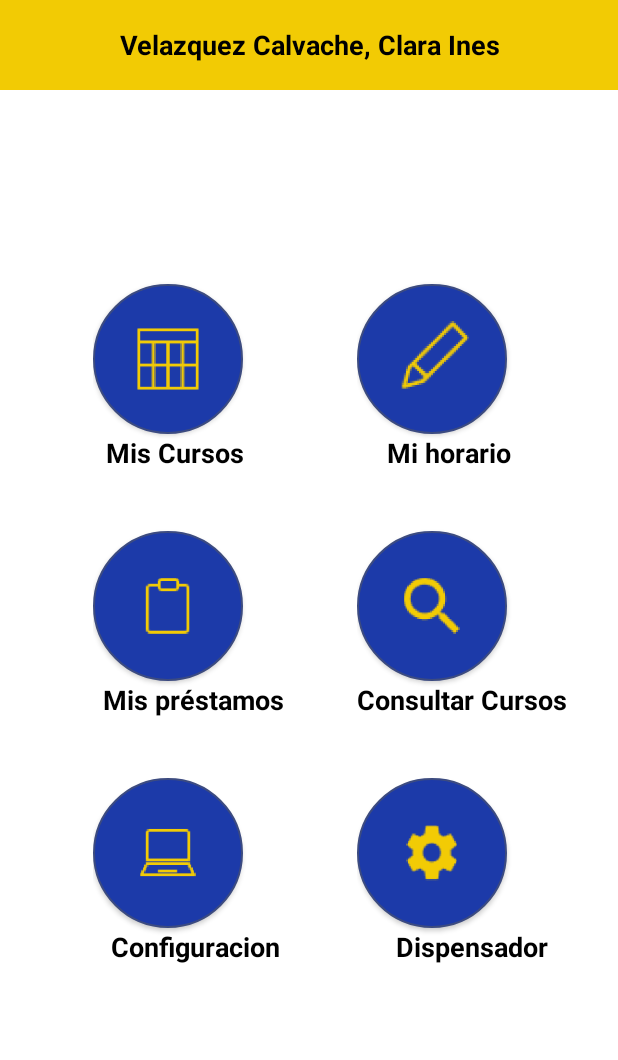
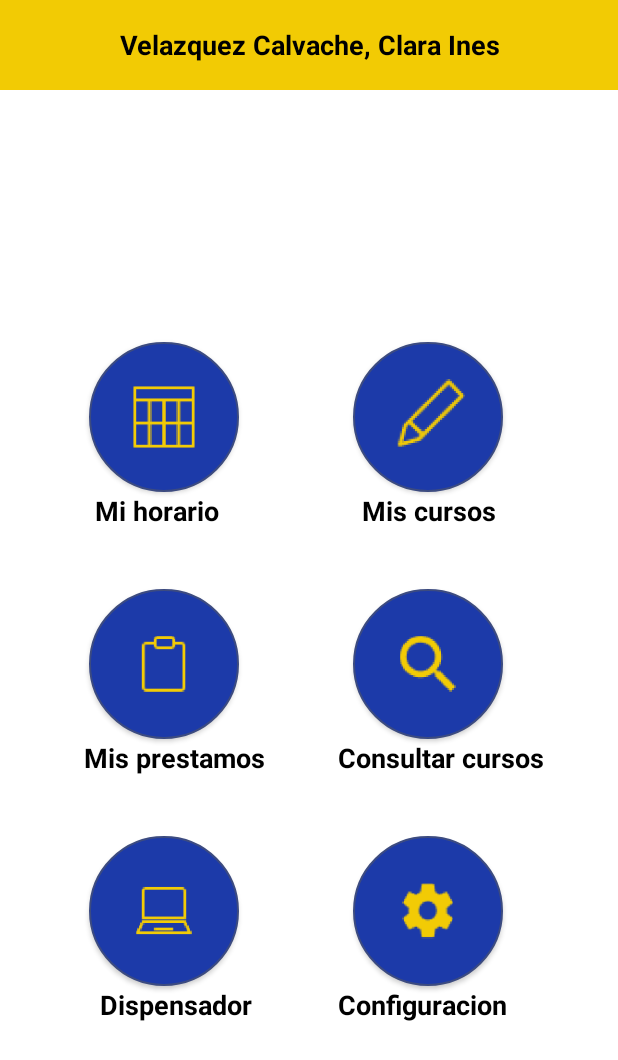
Before and after one commit to juanprog97/Moviles, an Android app: the MainActivity screen opened directly, with no data from a screen before it, on a phone screen of 412 x 824 dp. Shown: the top 1060 px of the screen. Run offline under Robolectric (Android 15) with nearby library versions, the phone set to English and light mode, and no system bars; network calls fail; 4 statements that could not run were skipped.

Commit message:
cambio de interfaz

```diff
--- a/Proyect/app/src/main/java/com/example/aplicacionmoviluniversidad/Controladores/login_Activity.kt
+++ b/Proyect/app/src/main/java/com/example/aplicacionmoviluniversidad/Controladores/login_Activity.kt
@@ -10,13 +10,13 @@ import android.widget.TextView
 import android.widget.Toast
 import com.example.aplicacionmoviluniversidad.Modelos.UserModel
 import com.example.aplicacionmoviluniversidad.R
-import com.example.aplicacionmoviluniversidad.Servicios.LoginServices
+import com.example.aplicacionmoviluniversidad.Servicios.loginServices
 
 import kotlinx.android.synthetic.main.activity_login_.*
 import org.json.JSONObject
 
 class login_Activity : AppCompatActivity() {
-    private lateinit var loginServices : LoginServices
+    private lateinit var loginServices : loginServices
     override fun onCreate(savedInstanceState: Bundle?) {
         val SDK_INT = android.os.Build.VERSION.SDK_INT
         if (SDK_INT > 8) {
@@ -24,7 +24,7 @@ class login_Activity : AppCompatActivity() {
                 .permitAll().build()
             StrictMode.setThreadPolicy(policy)
         }
-        loginServices= LoginServices(this)
+        loginServices= loginServices(this)
         super.onCreate(savedInstanceState)
         setContentView(R.layout.activity_login_)
 
--- a/Proyect/app/src/main/java/com/example/aplicacionmoviluniversidad/Servicios/loginServices.kt
+++ b/Proyect/app/src/main/java/com/example/aplicacionmoviluniversidad/Servicios/loginServices.kt
@@ -5,11 +5,10 @@ import com.example.aplicacionmoviluniversidad.Modelos.UserModel
 import java.net.HttpURLConnection
 import java.net.URL
 
-class LoginServices(context: Context) {
+class loginServices(context: Context) {
 
     fun validate(user: UserModel) : String{
-        println(user)
-        val connection = URL("http://replica.javerianacali.edu.co:8100/WSMobile/mobile/v2/Autenticacion/?usu="+user.user.toString()+"&pass="+user.password).openConnection() as HttpURLConnection
+        val connection = URL("http://replica.javerianacali.edu.co:8100/WSMobile/mobile/v2/Autenticacion/?usu="+user.user.toString()+"&pass="+user.password.toString()).openConnection() as HttpURLConnection
         val data = connection.inputStream.bufferedReader().readText()
         return data
     }
--- a/Proyect/app/src/main/res/drawable/border.xml
+++ b/Proyect/app/src/main/res/drawable/border.xml
@@ -1,4 +1,4 @@
 <?xml version="1.0" encoding="utf-8"?>
 <shape xmlns:android="http://schemas.android.com/apk/res/android" android:shape="rectangle" >
-    <stroke android:width="3dp" android:color="@color/border"/>
+    <stroke android:width="2dp" android:color="@color/border"/>
 </shape>
--- a/Proyect/app/src/main/res/layout/menu_principal.xml
+++ b/Proyect/app/src/main/res/layout/menu_principal.xml
@@ -37,12 +37,12 @@
             android:orientation="horizontal"
             android:layout_width="wrap_content"
             app:layout_constraintBottom_toBottomOf="parent"
-            app:layout_constraintTop_toBottomOf="@id/ventana"
             app:layout_constraintRight_toRightOf="parent"
-            app:layout_constraintVertical_bias="0.3"
-            app:layout_constraintHorizontal_bias="1"
-            app:layout_constraintLeft_toLeftOf="parent"
-            android:layout_height="wrap_content">
+            android:layout_height="wrap_content" app:layout_constraintEnd_toEndOf="parent"
+            app:layout_constraintStart_toStartOf="parent" android:layout_marginLeft="8dp"
+            android:layout_marginStart="8dp" android:layout_marginRight="8dp" android:layout_marginEnd="8dp"
+            android:layout_marginBottom="16dp"
+            android:layout_marginTop="1dp" app:layout_constraintTop_toBottomOf="@+id/ventana">
         <LinearLayout
                 android:orientation="vertical"
                 android:layout_gravity="center_vertical"
@@ -57,9 +57,10 @@
                     android:layout_height="100dp"
                     android:id="@+id/verHorario"
                     android:onClick="irCursos"
-                    android:foreground="@mipmap/ic_launcher_foreground" android:layout_marginTop="40dp"/>
+                    android:foreground="@mipmap/ic_launcher_foreground" android:layout_marginTop="40dp"
+                    android:layout_marginLeft="10dp"/>
             <TextView
-                    android:text="Mis Cursos"
+                    android:text="@string/Horario"
                     android:layout_width="110dp"
                     android:gravity="center_horizontal"
                     android:textColor="@color/negro"
@@ -71,9 +72,10 @@
                     android:background="@drawable/buttonround"
                     android:layout_height="100dp"
                     android:id="@+id/prestamos"
-                    android:foreground="@mipmap/ic_prestamos_foreground" android:layout_marginTop="40dp"/>
+                    android:foreground="@mipmap/ic_prestamos_foreground" android:layout_marginTop="40dp"
+                    android:layout_marginLeft="10dp"/>
             <TextView
-                    android:text="Mis préstamos"
+                    android:text="@string/Prestamos"
                     android:layout_width="133dp"
                     android:gravity="center_horizontal"
                     android:textColor="@color/negro"
@@ -84,9 +86,10 @@
                     android:background="@drawable/buttonround"
                     android:layout_height="100dp"
                     android:id="@+id/dispensador"
-                    android:foreground="@mipmap/ic_dispensador_foreground" android:layout_marginTop="40dp"/>
+                    android:foreground="@mipmap/ic_dispensador_foreground" android:layout_marginTop="40dp"
+                    android:layout_marginLeft="10dp"/>
             <TextView
-                    android:text="Configuracion"
+                    android:text="@string/Dispensador"
                     android:layout_width="136dp"
                     android:gravity="center_horizontal"
                     android:textColor="@color/negro"
@@ -105,9 +108,10 @@
                     android:background="@drawable/buttonround"
                     android:layout_height="100dp"
                     android:id="@+id/cursos"
-                    android:foreground="@mipmap/ic_cursos_foreground" android:layout_marginTop="40dp"/>
+                    android:foreground="@mipmap/ic_cursos_foreground" android:layout_marginTop="40dp"
+                    android:layout_marginLeft="10dp"/>
             <TextView
-                    android:text="Mi horario"
+                    android:text="@string/Cursos"
                     android:layout_width="122dp"
                     android:gravity="center_horizontal"
                     android:textColor="@color/negro"
@@ -118,10 +122,11 @@
                     android:background="@drawable/buttonround"
                     android:layout_height="100dp"
                     android:id="@+id/busqueda"
-                    android:foreground="@mipmap/ic_busqueda_foreground" android:layout_marginTop="40dp"/>
+                    android:foreground="@mipmap/ic_busqueda_foreground" android:layout_marginTop="40dp"
+                    android:layout_marginLeft="10dp"/>
 
             <TextView
-                    android:text="Consultar Cursos"
+                    android:text="@string/Consultar"
                     android:layout_width="wrap_content"
                     android:gravity="center_horizontal"
                     android:textColor="@color/negro"
@@ -132,10 +137,11 @@
                     android:background="@drawable/buttonround"
                     android:layout_height="100dp"
                     android:id="@+id/configuracion"
-                    android:foreground="@mipmap/ic_configuracion_foreground" android:layout_marginTop="40dp"/>
+                    android:foreground="@mipmap/ic_configuracion_foreground" android:layout_marginTop="40dp"
+                    android:layout_marginLeft="10dp"/>
             <TextView
-                    android:text="Dispensador"
-                    android:layout_width="154dp"
+                    android:text="@string/Configuracion"
+                    android:layout_width="wrap_content"
                     android:gravity="center_horizontal"
                     android:textColor="@color/negro"
                     android:textSize="18dp"
--- a/Proyect/app/src/main/res/values/strings.xml
+++ b/Proyect/app/src/main/res/values/strings.xml
@@ -1,4 +1,10 @@
 <resources>
     <string name="app_name">aplicacionMovilUniversidad</string>
     <string name="title_activity_login_">login_Activity</string>
+    <string name="Horario">Mi horario</string>
+    <string name="Cursos">Mis cursos</string>
+    <string name="Consultar">Consultar cursos</string>
+    <string name="Prestamos">Mis prestamos</string>
+    <string name="Dispensador">Dispensador</string>
+    <string name="Configuracion">Configuracion</string>
 </resources>
```
Also changed, not shown: Proyect/app/src/main/java/com/example/aplicacionmoviluniversidad/Servicios/CursosServices.kt (added, +21 -0 lines), Proyect/app/src/main/res/layout/activity_login_.xml (+21 -13 lines), Proyect/app/src/main/res/drawable/logo.jpg (deleted).
